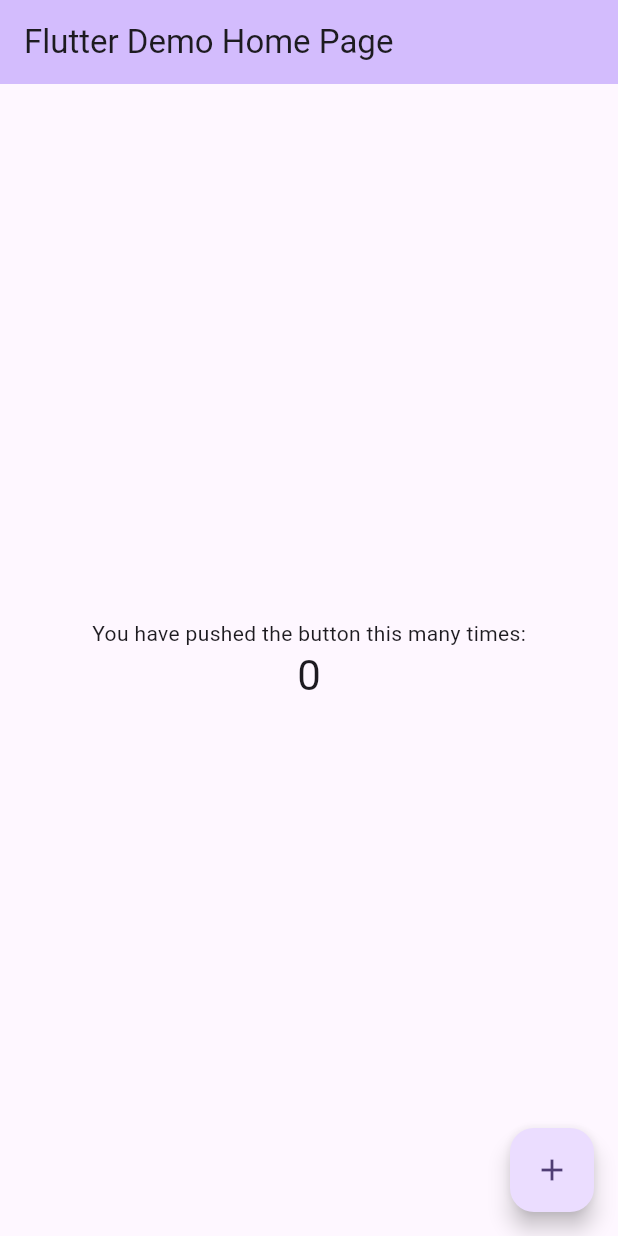
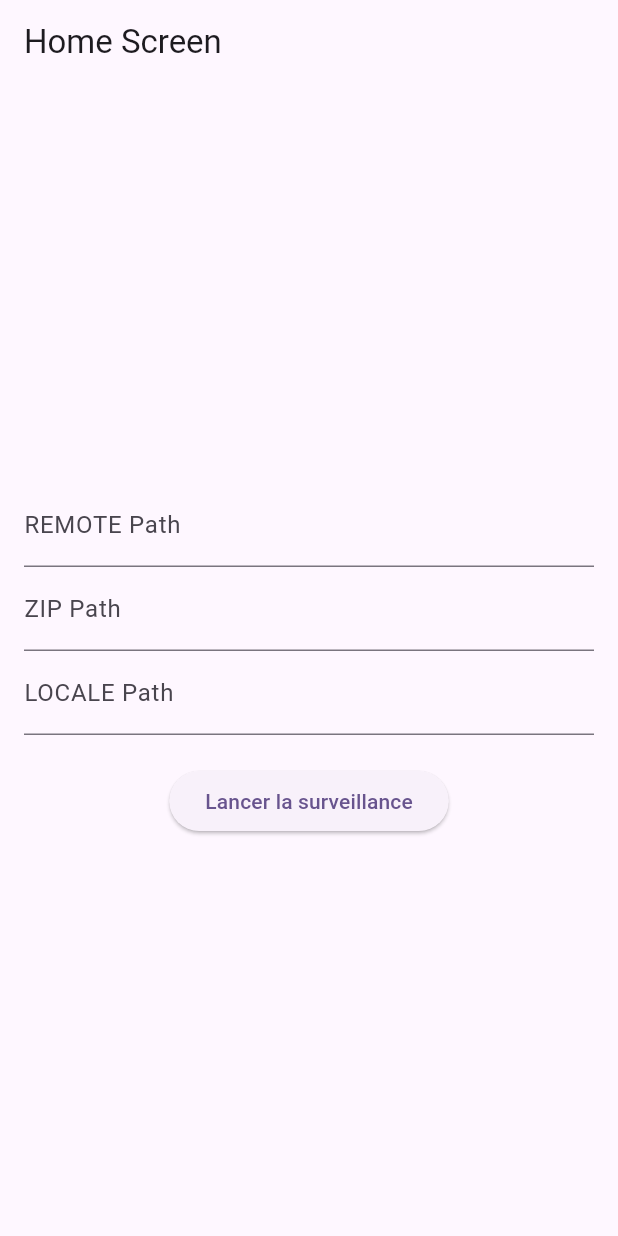
Before and after one commit to jordanBuilder/FILES_HANDLER, a Flutter app: the screen it shows after launch, on a phone screen of 412 x 824 dp. Run offline on Flutter 3.47's test engine with Material 3 defaults, Android fonts, the phone set to English and light mode, and no system bars.

Commit message:
formulaire et instances de dossiers creeséééééé

```diff
--- a/lib/main.dart
+++ b/lib/main.dart
@@ -1,5 +1,5 @@
 import 'package:flutter/material.dart';
-
+import 'screens/home_screen.dart';
 void main() {
   runApp(const MyApp());
 }
@@ -7,119 +7,17 @@ void main() {
 class MyApp extends StatelessWidget {
   const MyApp({super.key});
 
-  // This widget is the root of your application.
+
   @override
   Widget build(BuildContext context) {
     return MaterialApp(
+      debugShowCheckedModeBanner:false,
       title: 'Flutter Demo',
       theme: ThemeData(
-        // This is the theme of your application.
-        //
-        // TRY THIS: Try running your application with "flutter run". You'll see
-        // the application has a purple toolbar. Then, without quitting the app,
-        // try changing the seedColor in the colorScheme below to Colors.green
-        // and then invoke "hot reload" (save your changes or press the "hot
-        // reload" button in a Flutter-supported IDE, or press "r" if you used
-        // the command line to start the app).
-        //
-        // Notice that the counter didn't reset back to zero; the application
-        // state is not lost during the reload. To reset the state, use hot
-        // restart instead.
-        //
-        // This works for code too, not just values: Most code changes can be
-        // tested with just a hot reload.
         colorScheme: ColorScheme.fromSeed(seedColor: Colors.deepPurple),
         useMaterial3: true,
       ),
-      home: const MyHomePage(title: 'Flutter Demo Home Page'),
+      home: const HomeScreen(),
     );
   }
 }
-
-class MyHomePage extends StatefulWidget {
-  const MyHomePage({super.key, required this.title});
-
-  // This widget is the home page of your application. It is stateful, meaning
-  // that it has a State object (defined below) that contains fields that affect
-  // how it looks.
-
-  // This class is the configuration for the state. It holds the values (in this
-  // case the title) provided by the parent (in this case the App widget) and
-  // used by the build method of the State. Fields in a Widget subclass are
-  // always marked "final".
-
-  final String title;
-
-  @override
-  State<MyHomePage> createState() => _MyHomePageState();
-}
-
-class _MyHomePageState extends State<MyHomePage> {
-  int _counter = 0;
-
-  void _incrementCounter() {
-    setState(() {
-      // This call to setState tells the Flutter framework that something has
-      // changed in this State, which causes it to rerun the build method below
-      // so that the display can reflect the updated values. If we changed
-      // _counter without calling setState(), then the build method would not be
-      // called again, and so nothing would appear to happen.
-      _counter++;
-    });
-  }
-
-  @override
-  Widget build(BuildContext context) {
-    // This method is rerun every time setState is called, for instance as done
-    // by the _incrementCounter method above.
-    //
-    // The Flutter framework has been optimized to make rerunning build methods
-    // fast, so that you can just rebuild anything that needs updating rather
-    // than having to individually change instances of widgets.
-    return Scaffold(
-      appBar: AppBar(
-        // TRY THIS: Try changing the color here to a specific color (to
-        // Colors.amber, perhaps?) and trigger a hot reload to see the AppBar
-        // change color while the other colors stay the same.
-        backgroundColor: Theme.of(context).colorScheme.inversePrimary,
-        // Here we take the value from the MyHomePage object that was created by
-        // the App.build method, and use it to set our appbar title.
-        title: Text(widget.title),
-      ),
-      body: Center(
-        // Center is a layout widget. It takes a single child and positions it
-        // in the middle of the parent.
-        child: Column(
-          // Column is also a layout widget. It takes a list of children and
-          // arranges them vertically. By default, it sizes itself to fit its
-          // children horizontally, and tries to be as tall as its parent.
-          //
-          // Column has various properties to control how it sizes itself and
-          // how it positions its children. Here we use mainAxisAlignment to
-          // center the children vertically; the main axis here is the vertical
-          // axis because Columns are vertical (the cross axis would be
-          // horizontal).
-          //
-          // TRY THIS: Invoke "debug painting" (choose the "Toggle Debug Paint"
-          // action in the IDE, or press "p" in the console), to see the
-          // wireframe for each widget.
-          mainAxisAlignment: MainAxisAlignment.center,
-          children: <Widget>[
-            const Text(
-              'You have pushed the button this many times:',
-            ),
-            Text(
-              '$_counter',
-              style: Theme.of(context).textTheme.headlineMedium,
-            ),
-          ],
-        ),
-      ),
-      floatingActionButton: FloatingActionButton(
-        onPressed: _incrementCounter,
-        tooltip: 'Increment',
-        child: const Icon(Icons.add),
-      ), // This trailing comma makes auto-formatting nicer for build methods.
-    );
-  }
-}
--- a/lib/models/dossier.dart
+++ b/lib/models/dossier.dart
@@ -1,3 +1,5 @@
+// ignore_for_file: unused_import
+
 import 'dart:io';
 import 'dart:async';
 import 'package:path/path.dart';
@@ -5,21 +7,27 @@ import 'package:archive/archive_io.dart';
 import 'repertoire.dart';
 
 class Dossier extends Repertoire {
-  int nombreDeFichiers;
+  late int
+      nombreDeFichiers; // Assurez-vous que 'nombreDeFichiers' est initialisé correctement
 
   Dossier({
-    required String name,
     required String path,
-    required int size,
-    required bool status,
-    required List<String> permissions,
+    List<String> permissions =
+        const [], // Valeur par défaut pour les permissions
     this.nombreDeFichiers = 0,
-  }) : super(
-            name: name,
-            path: path,
-            size: size,
-            status: status,
-            permissions: permissions);
+  }) : super(path: path) {
+    // Assurez-vous que les propriétés héritées sont correctement initialisées
+    this.permissions = permissions;
+    initializeProperties(); // Initialise les propriétés héritées
+  }
+
+  @override
+  void initializeProperties() {
+    super.initializeProperties(); // Appel au constructeur de la classe parent
+
+    // Le type pour un Dossier est toujours 'dossier', mais vous pouvez ajouter plus de logique ici si nécessaire
+    type = 'dossier';
+  }
 
   String ajouterFichierDansDossier(String filePath) {
     ajouterFichier(filePath);
--- a/lib/models/fichier.dart
+++ b/lib/models/fichier.dart
@@ -1,21 +1,19 @@
 import 'dart:io';
-import 'dart:async';
 import 'package:path/path.dart';
-import 'package:archive/archive_io.dart';
-
 import 'repertoire.dart';
 
 class Fichier extends Repertoire {
-  Fichier(
-      {required String name,
-      required String path,
-      required int size,
-      required bool status,
-      required List<String> permissions})
-      : super(
-            name: name,
-            path: path,
-            size: size,
-            status: status,
-            permissions: permissions);
+  Fichier({
+    required String path,
+    List<String> permissions = const [], // Par défaut, liste vide
+  }) : super(path: path) {
+    this.permissions = permissions;
+    initializeProperties(); // Initialise les propriétés héritées
+  }
+
+  @override
+  void initializeProperties() {
+    super.initializeProperties(); // Appel à la méthode de la classe parent
+    type = 'fichier'; // Le type pour un fichier est toujours 'fichier'
+  }
 }
--- a/lib/screens/home_screen.dart
+++ b/lib/screens/home_screen.dart
@@ -0,0 +1,119 @@
+import 'package:flutter/material.dart';
+import 'details_page.dart';
+import '../models/repertoire.dart';
+import '../models/dossier.dart';
+final _windowsPathRegex = RegExp(r'^([a-zA-Z]:\\[^\0<>:"/\\|?*\n\r]+)*\\?$');
+
+class HomeScreen extends StatefulWidget {
+  const HomeScreen({Key? key}) : super(key: key);
+
+  @override
+  _HomeScreenState createState() => _HomeScreenState();
+}
+
+class _HomeScreenState extends State<HomeScreen> {
+  final _formKey = GlobalKey<FormState>();
+  final _remotePathController = TextEditingController();
+  final _zipPathController = TextEditingController();
+  final _localePathController = TextEditingController();
+
+//Fonction de validation des chemins
+
+  String? _validatePath(String? value){
+    if(value == null || value.isEmpty){
+      return "Please enter a valid path.";
+    }
+    if(!_windowsPathRegex.hasMatch(value)){
+      return "Please enter a valid absolute path";
+    }
+    return null;
+  }
+
+
+  void _submitForm() {
+    if (_formKey.currentState?.validate() ?? false) {
+      // Récupérer les chemins spécifiés
+      final remotePath = _remotePathController.text;
+      final zipPath = _zipPathController.text;
+      final localePath = _localePathController.text;
+
+      // Pour démonstration
+       Repertoire remoteRepertoire = Dossier(path: remotePath);
+      Repertoire zipRepertoire = Dossier(path: zipPath);
+      Repertoire localRepertoire = Dossier(path: localePath);
+
+      // Afficher le dialogue
+      showDialog(
+        context: context,
+        builder: (context) => AlertDialog(
+          title: const Text('Instances créées'),
+          content: const Text('Voulez-vous afficher les détails des répertoires créés ?'),
+          actions: <Widget>[
+            TextButton(
+              onPressed: () {
+                // Fermer le dialogue sans rien faire
+                Navigator.of(context).pop();
+              },
+              child: const Text('Annuler'),
+            ),
+            TextButton(
+              onPressed: () {
+                // Aller vers la page des détails et passer les objets Repertoire
+                Navigator.of(context).push(
+                  MaterialPageRoute(
+                    builder: (context) => DetailsPage(
+                      remoteRepertoire: remoteRepertoire,
+                      zipRepertoire: zipRepertoire,
+                      localRepertoire: localRepertoire,
+                    ),
+                  ),
+                );
+              },
+              child: const Text('OK'),
+            ),
+          ],
+        ),
+      );
+    }
+  }
+
+  @override
+  Widget build(BuildContext context) {
+    return Scaffold(
+      appBar: AppBar(
+        title: const Text('Home Screen'),
+      ),
+      body: Padding(
+        padding: const EdgeInsets.all(16.0),
+        child: Form(
+          key: _formKey,
+          child: Column(
+            mainAxisAlignment: MainAxisAlignment.center,
+            children: <Widget>[
+              TextFormField(
+                controller: _remotePathController,
+                decoration: const InputDecoration(labelText: 'REMOTE Path'),
+              validator: _validatePath,
+              ),
+              TextFormField(
+                controller: _zipPathController,
+                decoration: const InputDecoration(labelText: 'ZIP Path'),
+            validator: _validatePath,
+              ),
+              TextFormField(
+                controller: _localePathController,
+                decoration: const InputDecoration(labelText: 'LOCALE Path'),
+            validator: _validatePath,
+              ),
+              const SizedBox(height: 20),
+              ElevatedButton(
+                onPressed: _submitForm,
+                child: const Text('Lancer la surveillance'),
+              ),
+            ],
+          ),
+        ),
+      ),
+    );
+  }
+}
```
Also changed, not shown: lib/models/repertoire.dart (+167 -17 lines), lib/screens/details_page.dart (added, +58 -0 lines).
